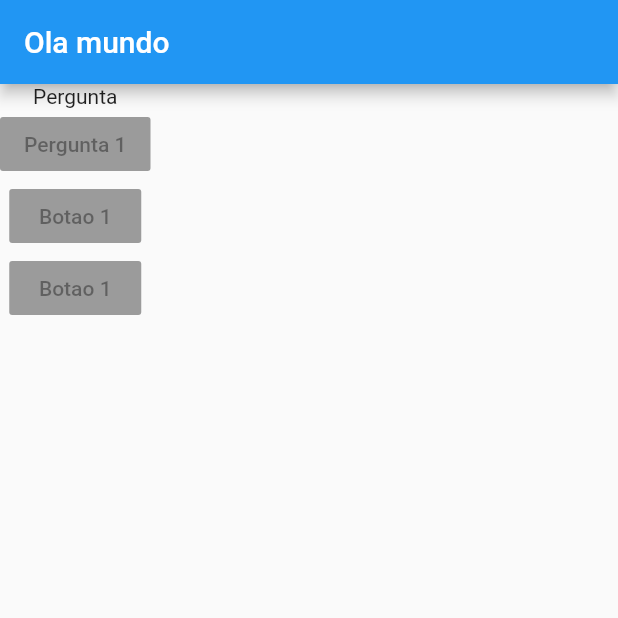
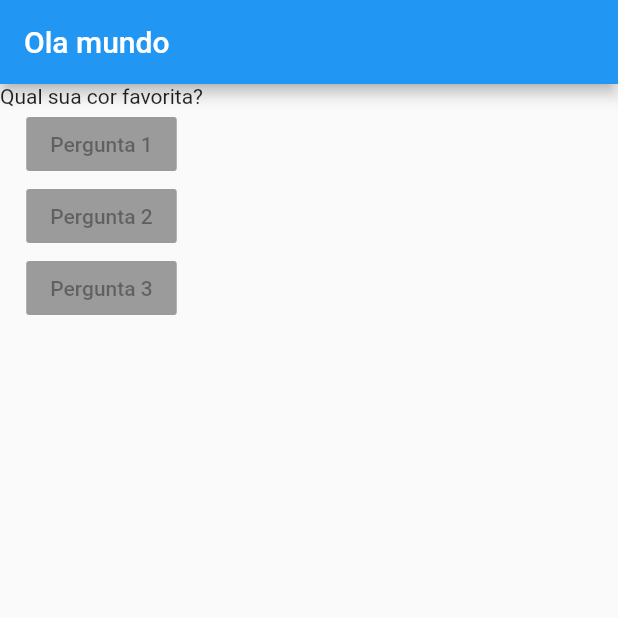
Before and after one commit to talitaoliveira/flutter-studies, a Flutter app: the screen it shows after launch, on a phone screen of 412 x 824 dp, the top half of it. Run offline on Flutter 3.47's test engine with Material 2 defaults, Android fonts, the phone set to English and light mode, and no system bars.

Commit message:
Showing question from array

```diff
--- a/hello_world/lib/main.dart
+++ b/hello_world/lib/main.dart
@@ -5,6 +5,12 @@ void main() => runApp(MyApp());
 class MyApp extends StatelessWidget {
   @override
   Widget build(BuildContext context) {
+    var questions = [
+      'Qual sua cor favorita?',
+      'Qual seu animal favorito?'
+    ];
+
+
     return MaterialApp(
         title: 'Hello World',
         home: Scaffold(
@@ -13,17 +19,17 @@ class MyApp extends StatelessWidget {
           ),
           body: Column(
             children: <Widget>[
-              Text('Pergunta'),
+              Text(questions[0]),
               RaisedButton(
                 child: Text("Pergunta 1"),
                 onPressed: null
               ),
               RaisedButton(
-                child: Text("Botao 1"),
+                child: Text("Pergunta 2"),
                 onPressed: null
               ),
               RaisedButton(
-                child: Text("Botao 1"),
+                child: Text("Pergunta 3"),
                 onPressed: null
               )
             ]
```
